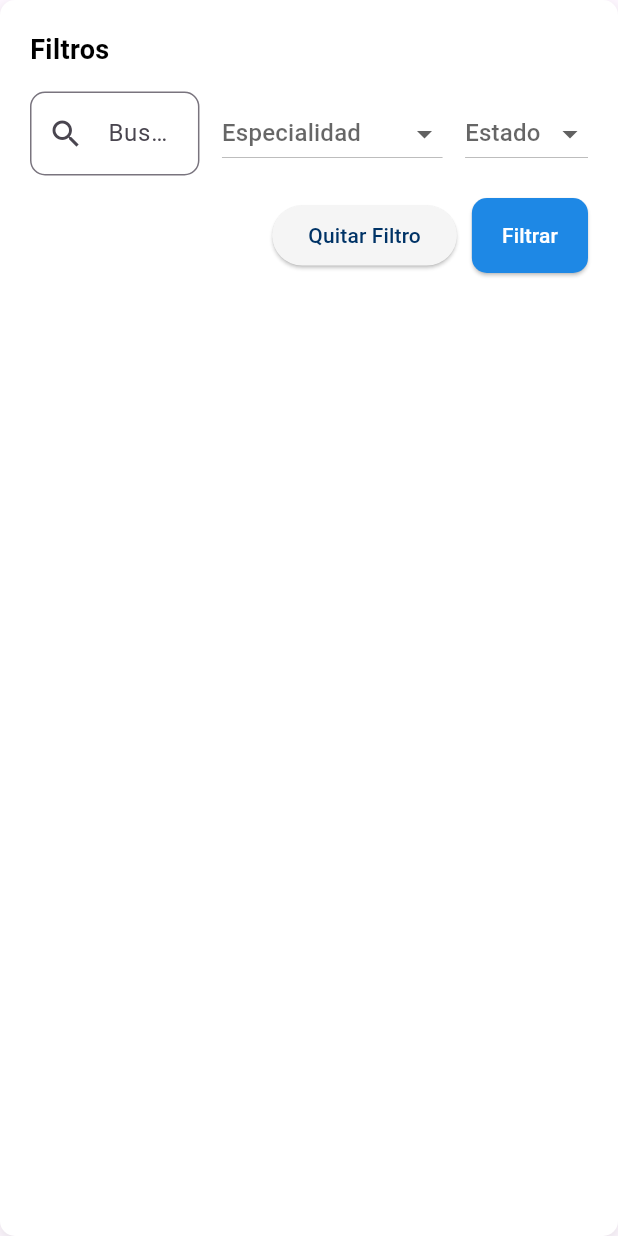
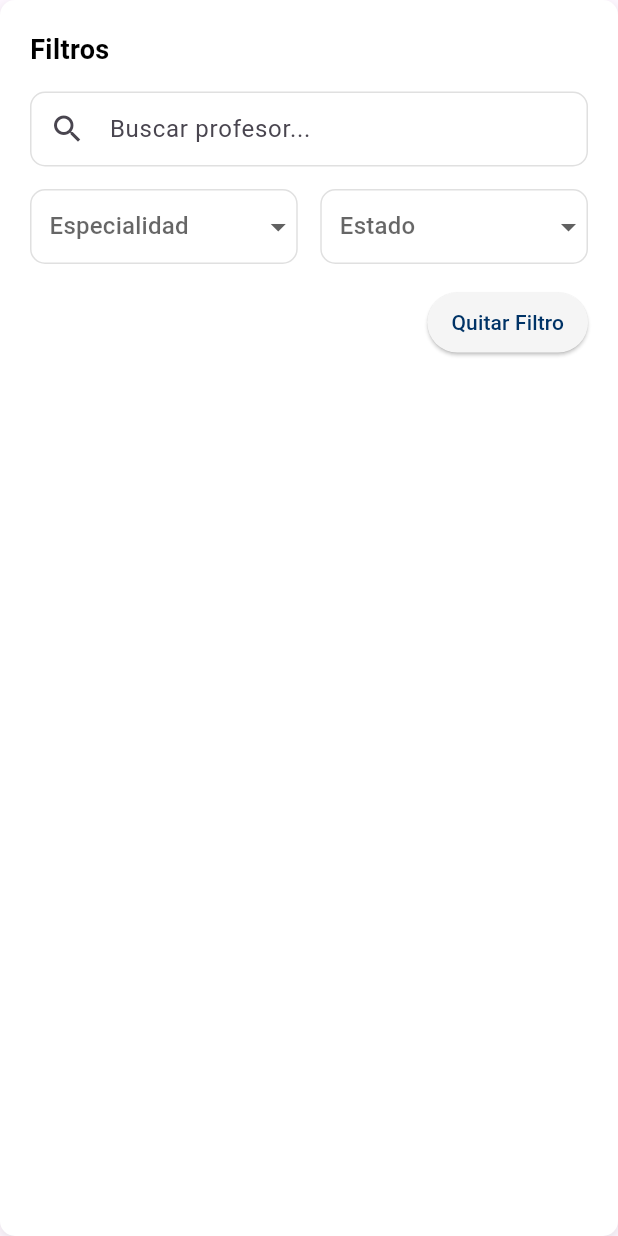
Before and after one commit to BeginerLord/notas_app, a Flutter app: the Filters widget shown alone on an empty page, opened directly with empty values, on a phone screen of 412 x 824 dp. Run offline on Flutter 3.47's test engine with Material 3 defaults, Android fonts, the phone set to English and light mode, and no system bars; our stand-ins replace dio, flutter_dotenv, flutter_hooks, flutter_riverpod, fluttertoast, hooks_riverpod and 2 more; accounts and stored records are empty; network calls fail.

Commit message:
feat: implement professor specialty dropdown and search bar components, enhance filters and create/update dialogs

```diff
--- a/notas_academicas/lib/src/widgets/dashboard/filters.dart
+++ b/notas_academicas/lib/src/widgets/dashboard/filters.dart
@@ -1,5 +1,7 @@
 import 'package:flutter/material.dart';
 import 'package:notas_academicas/src/app_styles.dart';
+import 'package:notas_academicas/src/widgets/dashboard/professor/professor_specialty.dart';
+import 'package:notas_academicas/src/widgets/dashboard/search_bar.dart';
 
 class Filters extends StatelessWidget {
   final String searchQuery;
@@ -31,58 +33,94 @@ class Filters extends StatelessWidget {
       child: Column(
         crossAxisAlignment: CrossAxisAlignment.start,
         children: [
-          Text('Filtros', style: AppStyles.dashboardTitleStyle.copyWith(fontSize: 18)),
+          Text(
+            'Filtros',
+            style: AppStyles.dashboardTitleStyle.copyWith(fontSize: 18),
+          ),
           const SizedBox(height: 15),
+
+          // Usar el widget SearchBar reutilizable
+          SearchBarWidget(
+            initialValue: searchQuery,
+            onChanged: onSearchChanged,
+            hintText: 'Buscar profesor...',
+          ),
+
+          const SizedBox(height: 15),
+
+          // Dropdowns en su propia fila
           Row(
             children: [
+              // Dropdown de especialidad
               Expanded(
-                child: TextField(
-                  controller: TextEditingController(text: searchQuery),
-                  decoration: InputDecoration(
-                    hintText: 'Buscar profesor...',
-                    prefixIcon: const Icon(Icons.search),
-                    border: OutlineInputBorder(borderRadius: BorderRadius.circular(10)),
+                child: Container(
+                  decoration: BoxDecoration(
+                    borderRadius: BorderRadius.circular(10),
+                    border: Border.all(color: Colors.grey.shade300),
                   ),
-                  onChanged: onSearchChanged,
+                  child: DropdownButtonFormField<String>(
+                    decoration: const InputDecoration(
+                      contentPadding: EdgeInsets.symmetric(horizontal: 12, vertical: 4),
+                      border: InputBorder.none,
+                    ),
+                    hint: const Text('Especialidad'),
+                    value: selectedSpecialty,
+                    items: [
+                      'Todas',
+                      ...ProfessorSpecialtyDropdown.specialties,
+                    ].map((e) => DropdownMenuItem(value: e, child: Text(e))).toList(),
+                    onChanged: onSpecialtyChanged,
+                    isExpanded: true,
+                    icon: const Icon(Icons.arrow_drop_down),
                   ),
                 ),
+              ),
+
               const SizedBox(width: 15),
-              DropdownButton<String>(
-                hint: const Text('Especialidad'),
-                value: selectedSpecialty,
-                items: ['Todas','Matemáticas','Ciencias','Historia','Lenguaje','Educación Física']
-                    .map((e) => DropdownMenuItem(value: e, child: Text(e)))
-                    .toList(),
-                onChanged: onSpecialtyChanged,
+
+              // Dropdown de estado
+              Expanded(
+                child: Container(
+                  decoration: BoxDecoration(
+                    borderRadius: BorderRadius.circular(10),
+                    border: Border.all(color: Colors.grey.shade300),
                   ),
-              const SizedBox(width: 15),
-              DropdownButton<String>(
+                  child: DropdownButtonFormField<String>(
+                    decoration: const InputDecoration(
+                      contentPadding: EdgeInsets.symmetric(horizontal: 12, vertical: 4),
+                      border: InputBorder.none,
+                    ),
                     hint: const Text('Estado'),
                     value: selectedStatus,
-                items: ['Todos','Activo','Inactivo']
+                    items: ['Todos', 'Activo', 'Inactivo']
                         .map((e) => DropdownMenuItem(value: e, child: Text(e)))
                         .toList(),
                     onChanged: onStatusChanged,
+                    isExpanded: true,
+                    icon: const Icon(Icons.arrow_drop_down),
+                  ),
+                ),
               ),
             ],
           ),
+
           const SizedBox(height: 15),
+
+          // Botón para quitar filtros
           Row(
             mainAxisAlignment: MainAxisAlignment.end,
             children: [
               ElevatedButton(
                 onPressed: onClear,
                 style: ElevatedButton.styleFrom(
-                  backgroundColor: AppStyles.lightGrey,
+                  backgroundColor: Colors.grey.shade100,
                   foregroundColor: AppStyles.darkBlue,
+                  shape: RoundedRectangleBorder(
+                    borderRadius: BorderRadius.circular(20),
+                  ),
+                  padding: const EdgeInsets.symmetric(horizontal: 16, vertical: 8),
                 ),
                 child: const Text('Quitar Filtro'),
-              ),
-              const SizedBox(width: 10),
-              ElevatedButton(
-                onPressed: onApply,
-                style: AppStyles.primaryButtonStyle,
-                child: const Text('Filtrar'),
               ),
             ],
           ),
--- /dev/null
+++ b/notas_academicas/lib/src/widgets/dashboard/search_bar.dart
@@ -0,0 +1,65 @@
+import 'package:flutter/material.dart';
+
+class SearchBarWidget extends StatefulWidget {
+  final String initialValue;
+  final ValueChanged<String> onChanged;
+  final String? hintText;
+  final EdgeInsetsGeometry? contentPadding;
+  final BoxDecoration? decoration;
+
+  const SearchBarWidget({
+    super.key,
+    required this.initialValue,
+    required this.onChanged,
+    this.hintText = 'Buscar...',
+    this.contentPadding,
+    this.decoration,
+  });
+
+  @override
+  State<SearchBarWidget> createState() => _SearchBarState();
+}
+
+class _SearchBarState extends State<SearchBarWidget> {
+  late TextEditingController _controller;
+
+  @override
+  void initState() {
+    super.initState();
+    _controller = TextEditingController(text: widget.initialValue);
+  }
+
+  @override
+  void didUpdateWidget(SearchBarWidget oldWidget) {
+    super.didUpdateWidget(oldWidget);
+    if (oldWidget.initialValue != widget.initialValue && _controller.text != widget.initialValue) {
+      _controller.text = widget.initialValue;
+    }
+  }
+
+  @override
+  void dispose() {
+    _controller.dispose();
+    super.dispose();
+  }
+
+  @override
+  Widget build(BuildContext context) {
+    return Container(
+      decoration: widget.decoration ?? BoxDecoration(
+        borderRadius: BorderRadius.circular(10),
+        border: Border.all(color: Colors.grey.shade300),
+      ),
+      child: TextField(
+        controller: _controller,
+        decoration: InputDecoration(
+          hintText: widget.hintText,
+          prefixIcon: const Icon(Icons.search),
+          border: InputBorder.none,
+          contentPadding: widget.contentPadding ?? const EdgeInsets.symmetric(vertical: 12),
+        ),
+        onChanged: widget.onChanged,
+      ),
+    );
+  }
+}
```
Also changed, not shown: notas_academicas/lib/src/widgets/dashboard/data_table_widget.dart (+1 -14 lines), notas_academicas/lib/src/widgets/dashboard/professor/professor_create_dialog.dart (+8 -21 lines), notas_academicas/lib/src/widgets/dashboard/professor/professor_specialty.dart (added, +86 -0 lines), notas_academicas/lib/src/widgets/dashboard/professor/professor_update_dialog.dart (+11 -4 lines). Lines whose indentation alone changed are shown as unchanged.
